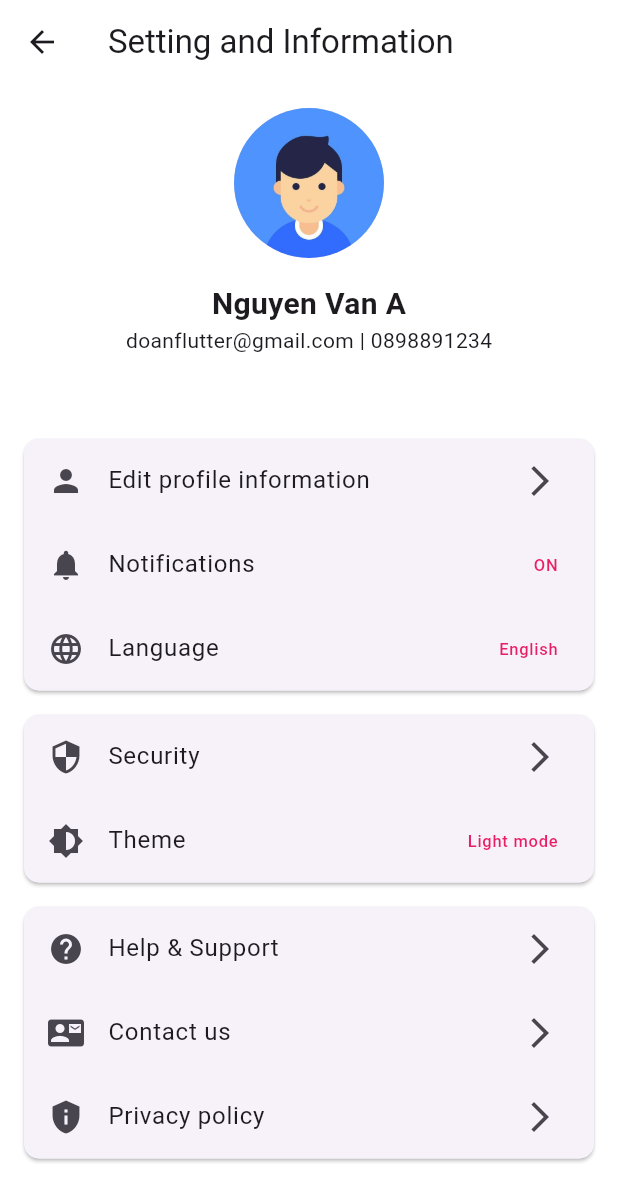
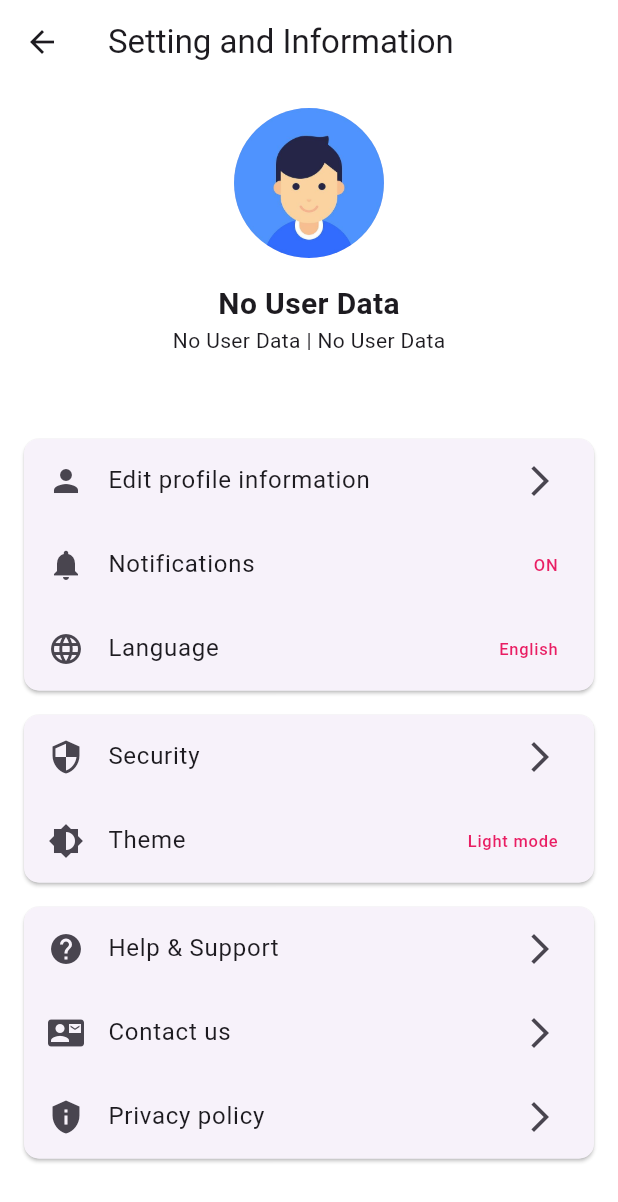
Before and after one commit to htkidmo121122/flutter_api_node, a Flutter app: the SettingScreen screen opened by its route, on a phone screen of 412 x 824 dp. Shown: the top 1202 px of the screen. Run offline on Flutter 3.47's test engine with Material 3 defaults, Android fonts, the phone set to English and light mode, and no system bars; our stand-ins replace file_picker, flutter_svg, jwt_decoder, shared_preferences; accounts and stored records are empty.

Commit message:
update setting show userdata

```diff
--- a/flutter_dart_flower-testing/flower_shop/lib/screens/info_screen/edit_profile.dart
+++ b/flutter_dart_flower-testing/flower_shop/lib/screens/info_screen/edit_profile.dart
@@ -304,6 +304,7 @@ Future<String?> refreshToken() async {
                     const SizedBox(height: 16),
                     TextFormField(
                       controller: emailController,
+                      enabled: false,
                       decoration: const InputDecoration(
                         labelText: 'Email',
                         border: OutlineInputBorder(),
--- a/flutter_dart_flower-testing/flower_shop/lib/screens/setting_screen/setting_screen.dart
+++ b/flutter_dart_flower-testing/flower_shop/lib/screens/setting_screen/setting_screen.dart
@@ -1,22 +1,62 @@
+import 'dart:convert';
+import 'dart:typed_data';
 import 'package:flutter/material.dart';
 import 'package:health_care/mainpage.dart';
 import 'package:health_care/screens/setting_screen/components/Privacy_policy_screen.dart';
-
-import 'package:health_care/screens/info_screen/edit_profile.dart'; // Import the EditProfileScreen
+import 'package:health_care/screens/info_screen/edit_profile.dart';
+import 'package:shared_preferences/shared_preferences.dart';
 
 class SettingScreen extends StatefulWidget {
   const SettingScreen({super.key});
   static String routeName = "/setting";
 
   @override
-  // ignore: library_private_types_in_public_api
   _SettingScreenState createState() => _SettingScreenState();
 }
 
 class _SettingScreenState extends State<SettingScreen> {
-  bool notificationsOn = true; // Example state for notifications
-  String language = 'English'; // Example state for language
-  String theme = 'Light mode'; // Example state for theme
+  bool notificationsOn = true;
+  String language = 'English';
+  String theme = 'Light mode';
+
+  String userName = 'Loading...';
+  String userEmail = 'Loading...';
+  String userPhone = 'Loading...';
+  String? userImage64;
+  Uint8List? userImage;
+
+  @override
+  void initState() {
+    super.initState();
+    loadUserData();
+  }
+
+  Future<void> loadUserData() async {
+    SharedPreferences prefs = await SharedPreferences.getInstance();
+    String? userDataString = prefs.getString('user_data');
+    if (userDataString != null) {
+      Map<String, dynamic> userData = jsonDecode(userDataString);
+      setState(() {
+        userName = userData['name'] ?? 'No Name';
+        userEmail = userData['email'] ?? 'No Email';
+        userPhone = '0${userData['phone'] ?? 'No Phone'}';
+        userImage64 = userData['avatar'];
+
+        String base64String = userImage64!;
+          // Tách phần base64 ra khỏi header
+        String base64Image = base64String.split(',').last;
+          // Giải mã chuỗi base64 thành mảng byte
+        userImage = Uint8List.fromList(base64.decode(base64Image));
+      });
+    } else {
+      setState(() {
+        userName = 'No User Data';
+        userEmail = 'No User Data';
+        userPhone = 'No User Data';
+        userImage = null;
+      });
+    }
+  }
 
   @override
   Widget build(BuildContext context) {
@@ -29,31 +69,32 @@ class _SettingScreenState extends State<SettingScreen> {
             Navigator.of(context).pushNamed(Mainpage.routeName);
           },
         ),
-          backgroundColor: Colors.white),
+        backgroundColor: Colors.white,
+      ),
       body: Padding(
         padding: const EdgeInsets.all(16.0),
         child: Column(
           children: [
-            // Profile Information
-            const Center(
+            Center(
               child: Column(
                 children: [
                   CircleAvatar(
-                    radius: 50, // Larger avatar
-                    backgroundImage: AssetImage(
-                        'assets/images/profile_image.png'), // Placeholder image
+                    radius: 50,
+                    backgroundImage: userImage != null
+                        ? MemoryImage(userImage!)
+                        : const AssetImage('assets/images/profile_image.png') as ImageProvider,
                   ),
-                  SizedBox(height: 16),
+                  const SizedBox(height: 16),
                   Text(
-                    'Nguyen Van A',
-                    style: TextStyle(fontSize: 20, fontWeight: FontWeight.bold),
+                    userName,
+                    style: const TextStyle(
+                        fontSize: 20, fontWeight: FontWeight.bold),
                   ),
-                  Text('doanflutter@gmail.com | 0898891234'),
+                  Text('$userEmail | $userPhone'),
                 ],
               ),
             ),
             const SizedBox(height: 20),
-            // Settings Options
             Expanded(
               child: Center(
                 child: ListView(
@@ -62,10 +103,10 @@ class _SettingScreenState extends State<SettingScreen> {
                     buildSettingsGroup(
                       context,
                       [
-                        buildListTile(
-                            context, Icons.person, 'Edit profile information'),
-                        buildListTile(
-                            context, Icons.notifications, 'Notifications',
+                        buildListTile(context, Icons.person,
+                            'Edit profile information'),
+                        buildListTile(context, Icons.notifications,
+                            'Notifications',
                             trailing: Text(
                               notificationsOn ? 'ON' : 'OFF',
                               style: const TextStyle(color: Colors.pink),
@@ -92,11 +133,10 @@ class _SettingScreenState extends State<SettingScreen> {
                       context,
                       [
                         buildListTile(context, Icons.help, 'Help & Support'),
-                        buildListTile(
-                            context, Icons.contact_mail, 'Contact us'),
-                        buildListTile(
-
-                            context, Icons.privacy_tip, 'Privacy policy', destination: PrivacyPolicyScreen(),),
+                        buildListTile(context, Icons.contact_mail, 'Contact us'),
+                        buildListTile(context, Icons.privacy_tip,
+                            'Privacy policy',
+                            destination: PrivacyPolicyScreen()),
                       ],
                     ),
                   ],
@@ -126,22 +166,19 @@ class _SettingScreenState extends State<SettingScreen> {
       title: Text(title),
       trailing: trailing ?? const Icon(Icons.arrow_forward_ios),
       onTap: () {
-        // Handle on tap if needed
         if (title == 'Edit profile information') {
           Navigator.of(context).pushNamed(EditProfileScreen.routeName);
         } else if (title == 'Notifications') {
           setState(() {
             notificationsOn = !notificationsOn;
           });
-        }
-        // Add similar logic for other options if needed
-        else if (destination != null) {
+        } else if (destination != null) {
           Navigator.push(
             context,
             MaterialPageRoute(builder: (context) => destination),
           );
         }
-      }
+      },
     );
   }
 }
```
Lines whose indentation alone changed are shown as unchanged.
